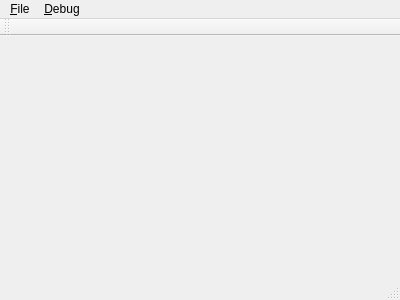
First picture: the form in src/platforms/linux/GBEmu/mainwindow.ui, repository DanB91/GBEmuOld, before the edit.
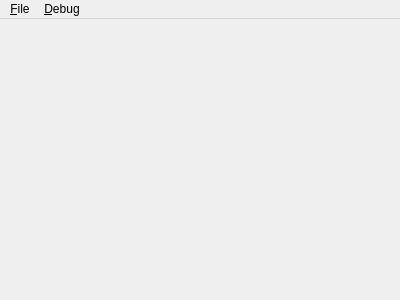
Second picture: the form after the edit.

Commit message: restructured classes so no dynamically allocated objects are used, since it is unncessary. CPUStatus renamed to CPUControl window. CPUControlWindow now states if a rom is loaded or not

```diff
--- a/src/platforms/linux/GBEmu/mainwindow.ui
+++ b/src/platforms/linux/GBEmu/mainwindow.ui
@@ -38,15 +38,6 @@
    <addaction name="menuFile"/>
    <addaction name="menuDebug"/>
   </widget>
-  <widget class="QToolBar" name="mainToolBar">
-   <attribute name="toolBarArea">
-    <enum>TopToolBarArea</enum>
-   </attribute>
-   <attribute name="toolBarBreak">
-    <bool>false</bool>
-   </attribute>
-  </widget>
-  <widget class="QStatusBar" name="statusBar"/>
   <action name="actionOpen">
    <property name="text">
     <string>&amp;Open</string>
```
Left out of the diff: 2 changed lines with no effect on the pictures. The commit also changes 49 other files.
